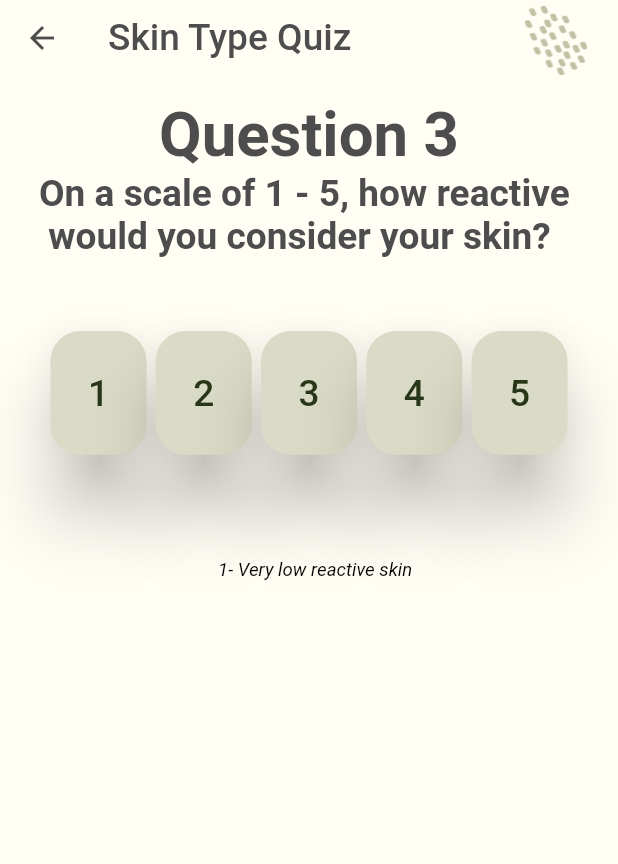
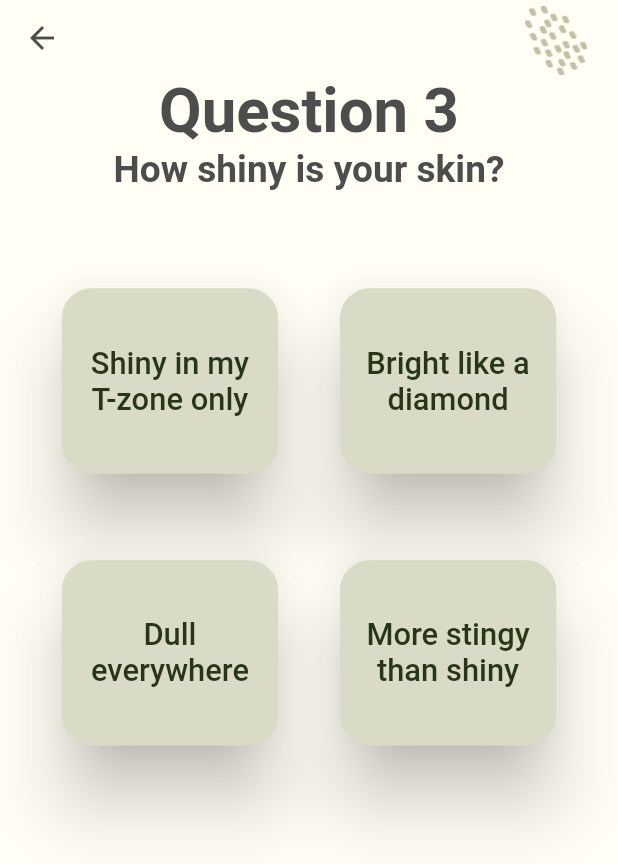
Before and after one commit to adeenasaifullah/Skin_Scan, a Flutter app: the skinTypeQuizc screen opened directly, on a phone screen of 412 x 824 dp. Shown: the top 864 px of the screen. Run offline on Flutter 3.47's test engine with Material 2 defaults, Android fonts, the phone set to English and light mode, and no system bars; our stand-ins replace animated_splash_screen, cached_network_image, camera, cloud_firestore, firebase_auth, firebase_core and 11 more; missing offline and left inert: custom_top_navigator, dart:ffi, flutter_mobile_vision_2; accounts and stored records are empty; network calls fail; Roboto replaces fonts that are missing (Rambla); statements that could not run were skipped.

Commit message:
- adding skin quiz

```diff
--- a/lib/entities/user_entities.dart
+++ b/lib/entities/user_entities.dart
@@ -9,7 +9,8 @@ class Users {
   final String UserEmail;
   //String UserPassword;
   List<Routine> UserRoutines = [];
-  List<String> UserFavouriteProducts =[] ;
+  List<String> UserFavouriteProducts =[];
+
 
   Users(
       {required this.UserFavouriteProducts,
--- a/lib/provider/user_provider.dart
+++ b/lib/provider/user_provider.dart
@@ -26,7 +26,7 @@ class UserProvider extends ChangeNotifier {
     return currentUserFavList;
   }
 
-  final currentUser = FirebaseAuth.instance.currentUser!;
+  //final currentUser = FirebaseAuth.instance.currentUser!;
 
   Future getUsersfromDB() async {
     await FirebaseFirestore.instance
@@ -146,6 +146,7 @@ class UserProvider extends ChangeNotifier {
     print('auth id ' + currentUser.uid);
 
     print("Product has been added to Routine");
+
 
   }
 
--- a/lib/skin_quiz_feature/skin_quiz_feature_utility.dart
+++ b/lib/skin_quiz_feature/skin_quiz_feature_utility.dart
@@ -2,7 +2,7 @@ import 'package:flutter/cupertino.dart';
 import 'package:flutter/material.dart';
 import 'package:google_fonts/google_fonts.dart';
 import '../utilities/utility.dart';
-
+//import 'utility.dart';
 
 
 class questions extends StatelessWidget {
--- a/lib/skin_quiz_feature/skin_type_quiz_c.dart
+++ b/lib/skin_quiz_feature/skin_type_quiz_c.dart
@@ -1,10 +1,15 @@
 import 'package:flutter/cupertino.dart';
 import 'package:flutter/material.dart';
-import 'package:google_fonts/google_fonts.dart';
+import 'package:provider/provider.dart';
+import 'package:skin_scan/skin_quiz_feature/skinQuizAlgo.dart';
 import 'package:skin_scan/skin_quiz_feature/skin_quiz_feature_utility.dart';
+import 'package:skin_scan/skin_quiz_feature/skin_type_quiz_d.dart';
+
+//import 'skin_quiz_feature/skin_quiz_feature_utility.dart';
+import '../utilities/utility.dart';
+import 'skin_type_quiz_b.dart';
 import '../main.dart';
-import '../utilities/bottom_app_bar.dart';
-import '../utilities/utility.dart';
+
 
 
 class skinTypeQuizc extends StatefulWidget {
@@ -19,126 +24,77 @@ class _skinTypeQuizcState extends State<skinTypeQuizc> {
   Widget build(BuildContext context) {
     return Scaffold(
       backgroundColor: const Color(0xFFFFFDF4),
-      appBar: AppBarDetails(screenName: 'Skin Type Quiz'),
-      body: Padding(
-        padding: const EdgeInsets.all(16.0),
+      appBar: AppBarDetails(screenName: ''),
+      body: SingleChildScrollView(
+        child: Padding(
+          padding: EdgeInsets.only(
+              left: displayWidth(context) * 0.03,
+              right: displayWidth(context) * 0.03),
           child: Column(
             mainAxisAlignment: MainAxisAlignment.start,
             children: <Widget>[
-            Row(
-              mainAxisAlignment: MainAxisAlignment.spaceEvenly,
-              children: [
-                const questions(
+              questions(
                   qnumber: 'Question 3',
-                    question:
-                    'On a scale of 1 - 5, how reactive \n would you consider your skin?',
+                  question: 'How shiny is your skin?',
                   description: ''),
-              ],
-            ),
-            SizedBox(height: displayHeight(context) * 0.03),
+              SizedBox(height: displayHeight(context) * 0.05),
               Row(
                 mainAxisAlignment: MainAxisAlignment.center,
                 children: [
-                const rating(rate: '1'),
-                SizedBox(width: displayWidth(context) * 0.015),
-                const rating(rate: '2'),
-                SizedBox(width: displayWidth(context) * 0.015),
-                const rating(rate: '3'),
-                SizedBox(width: displayWidth(context) * 0.015),
-                const rating(rate: '4'),
-                SizedBox(width: displayWidth(context) * 0.015),
-                const rating(rate: '5'),
-
-                //SizedBox(height: displayHeight(context) * 0.05),
+                  const selectAge(ageBracket: 'Shiny in my T-zone only'),
+                  SizedBox(width: displayWidth(context) * 0.1),
+                  const selectAge(ageBracket: 'Bright like a diamond'),
                 ],
               ),
               SizedBox(height: displayHeight(context) * 0.07),
-            Padding(
-              padding:  EdgeInsets.symmetric(horizontal: displayWidth(context)*0.03, vertical: displayWidth(context)*0.03),
-              child: Row(
-                mainAxisAlignment: MainAxisAlignment.spaceEvenly,
+              Row(
+                mainAxisAlignment: MainAxisAlignment.center,
                 children: [
+                  const selectAge(ageBracket: 'Dull everywhere'),
                   SizedBox(width: displayWidth(context) * 0.1),
-                  howReactiveText(text: '1- Very low reactive skin'),
-                  SizedBox(width: displayWidth(context) * 0.08),
-                  // howReactiveText(text: '3- Moderately reactive skin'),
-                  // SizedBox(width: displayWidth(context) * 0.18),
-                  // howReactiveText(text: '5- Very reactive skin'),
+                  const selectAge(ageBracket: 'More stingy than shiny'),
                 ],
               ),
+              //SizedBox(height: displayHeight(context) * 0.07),
+              // Padding(
+              //   padding: EdgeInsets.only(
+              //       left: displayWidth(context) * 0.2,
+              //       right: displayWidth(context) * 0.2),
+              //   child: Row(
+              //     mainAxisAlignment: MainAxisAlignment.start,
+              //     children: [
+              //       const selectAge(ageBracket: '45-54'),
+              //       SizedBox(width: displayWidth(context) * 0.1),
+              //       const selectAge(ageBracket: '55+'),
+              //     ],
+              //   ),
+              // ),
+              // SizedBox(height: displayHeight(context) * 0.03),
+            ],
           ),
-          ],
         ),
       ),
     );
   }
 }
 
-class rating extends StatelessWidget {
-  final String rate;
+class selectAge extends StatelessWidget {
+  final String ageBracket;
 
-  const rating({Key? key, required this.rate}) : super(key: key);
+  const selectAge({
+    Key? key,
+    required this.ageBracket,
+  }) : super(key: key);
 
   @override
   Widget build(BuildContext context) {
-
-    return LightGreenButton(buttonWidth:displayWidth(context) * 0.10, buttonHeight: displayHeight(context) * 0.10,
-        textSize: displayHeight(context) * 0.03,
-        buttonText: rate, onPressed: () async {
-          return showDialog(
-              barrierDismissible: false,
-              context: context, // user must tap button!
-              builder: (context) {
-                return AlertDialog(
-                  backgroundColor: const Color(0xff283618),
-                  title: ReemKufiOffwhite(
-                    textValue: 'Thank you for submitting the quiz! \n'
-                        'Your skin type is: Oily',
-                    size: displayHeight(context) * 0.04,
-                  ),
-                  actions: <Widget>[
-                    Padding(
-                      padding: EdgeInsets.all(displayHeight(context) * 0.03),
-                      child: Row(
-                        mainAxisAlignment: MainAxisAlignment.center,
-                        children: [
-
-                          TextButton(
-                            style: TextButton.styleFrom(
-                                backgroundColor: Color(0xffBBBD88)),
-                            child: ReemKufi_Black(textValue: 'OK', size: displayHeight(context) * 0.03,),
-                            // Text('OK',
-                            //     style: GoogleFonts.reemKufi(
-                            //         color: Colors.black,
-                            //         fontSize: displayHeight(context) * 0.03)),
-                            onPressed: () {
-                              Navigator.of(context).push(MaterialPageRoute(
-                                  builder: (context) => MyBottomAppBar()));
-                            },
-                          ),
-                        ],
-                      ),
-                    ),
-                  ],
-                );
-              });
+    return LightGreenButton(buttonWidth:displayWidth(context) * 0.35,
+        buttonHeight: displayHeight(context) * 0.15,
+        textSize: displayHeight(context) * 0.025, buttonText: ageBracket, onPressed: (){
+          Navigator.of(context)
+              .push(MaterialPageRoute(builder: (context) => skinTypeQuizd()));
+          Provider.of<skinQuizProvider>(context, listen: false).options.add(ageBracket);
         });
 
   }
 }
-
-class howReactiveText extends StatelessWidget {
-  final String text;
-  const howReactiveText({Key? key, required this.text}) : super(key: key);
-
-  @override
-  Widget build(BuildContext context) {
-    return Text(text,
-        textAlign: TextAlign.start,
-        softWrap: true,
-        style: GoogleFonts.rambla(
-            fontSize: displayHeight(context) * 0.015,
-            color: Colors.black,
-            fontStyle: FontStyle.italic));
-  }
-}
```
Also changed, not shown: lib/main.dart (+8 -0 lines), lib/skin_quiz_feature/skin_type_quiz_a.dart (+38 -43 lines), lib/skin_quiz_feature/skin_type_quiz_b.dart (+14 -9 lines). Lines whose indentation alone changed are shown as unchanged.
